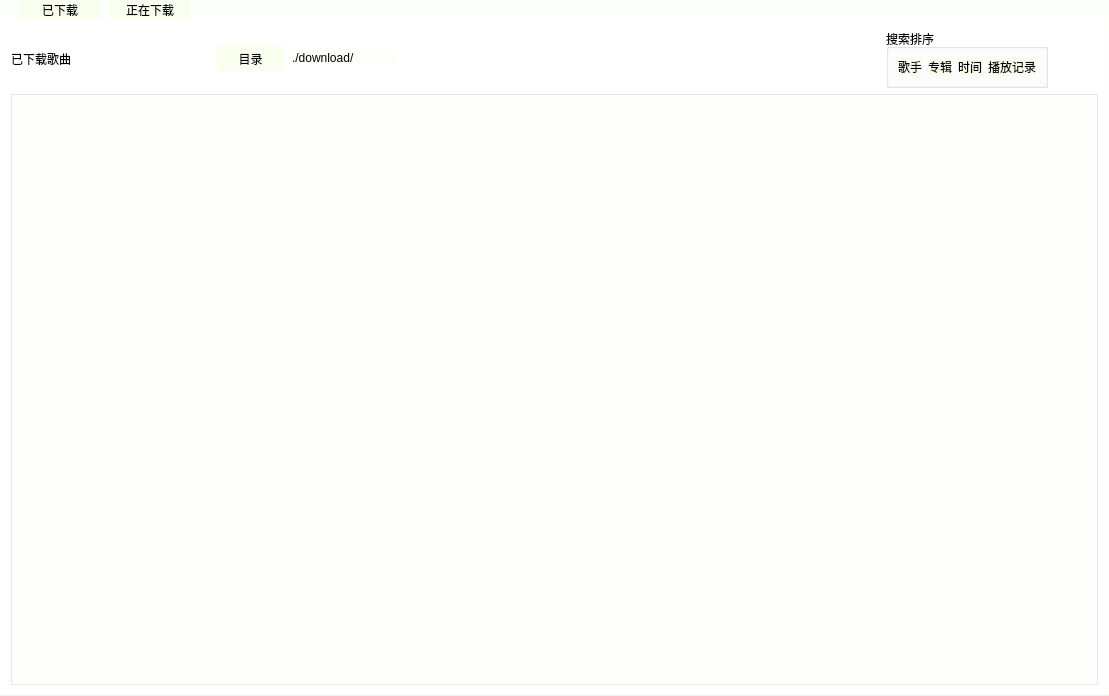
First picture: the form in src/view/downloadview.ui, repository zhichao10086/MusicPlayer, before the edit.
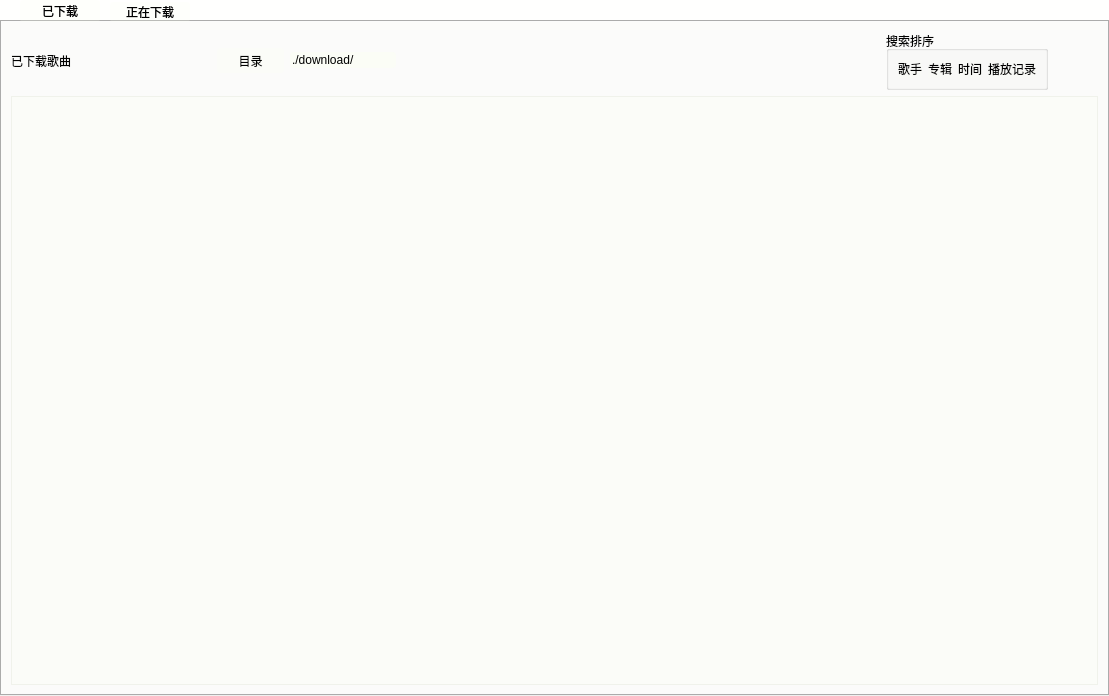
Second picture: the form after the edit. The open tabs and pages were chosen to show the change.

Diff of the .ui file:
```diff
--- a/src/view/downloadview.ui
+++ b/src/view/downloadview.ui
@@ -15,8 +15,16 @@
   </property>
   <property name="styleSheet">
    <string notr="true">QWidget#DownLoadView{
-background-color: rgb(249, 255, 239,50);
+background-color: rgb(249, 255, 239,20);
 }
+QWidget#downloadedWidget{
+background-color: rgb(249, 255, 239,10);
+}
+QWidget#downloadingWidget{
+background-color: rgb(249, 255, 239,10);
+}
+
+
 QListWidget{
 background-color: rgb(249, 255, 239,50);
 }
@@ -27,7 +35,7 @@
 	border-color:rgb(61, 181, 255);
 	border-width:2px;
 	border-radius:3px;
-	background-color: rgb(249, 255, 239);
+	background-color: rgb(249, 255, 239,50);
 	min-width:80px;
 	min-height:20px;
 	margin-right:10px;
@@ -45,10 +53,6 @@
 }
 
 
-QListWidget{
-	background-color: rgb(252, 255, 251,100);
-}
-
 
 QLabel{
 	font: 9pt &quot;楷体&quot;;
@@ -68,7 +72,7 @@
 	border-color:rgb(61, 181, 255);
 	border-width:2px;
 	border-radius:3px;
-	background-color: rgb(249, 255, 239);
+	background-color: rgb(249, 255, 239,50);
 }
 
 QPushButton:hover{
@@ -92,15 +96,17 @@
 	border-color:rgb(61, 181, 255);
 	border-width:2px;
 	border-radius:3px;
-	background-color: rgb(249, 255, 239);
+	background-color: rgb(249, 255, 239,50);
 
 }
+ QTabBar::tab:!selected {
+     margin-top: 2px; /* make non-selected tabs look smaller */
+ }
+ QTabBar::tab:selected {
+     border-color: #9B9B9B;
+     border-bottom-color: #C2C7CB; /* same as pane color */
+ }
 
-QTabWidget{
-
-	background-color: rgb(249, 255, 239,0);
-
-}
 
 </string>
   </property>
@@ -129,6 +135,12 @@
       <number>1</number>
      </property>
      <widget class="QWidget" name="downloadedWidget">
+      <property name="styleSheet">
+       <string notr="true">QListWidget{
+background-color: rgb(249, 255, 239,50);
+}
+</string>
+      </property>
       <attribute name="title">
        <string>已下载</string>
       </attribute>
```
Left out of the diff: 10 changed lines with no effect on the pictures.
